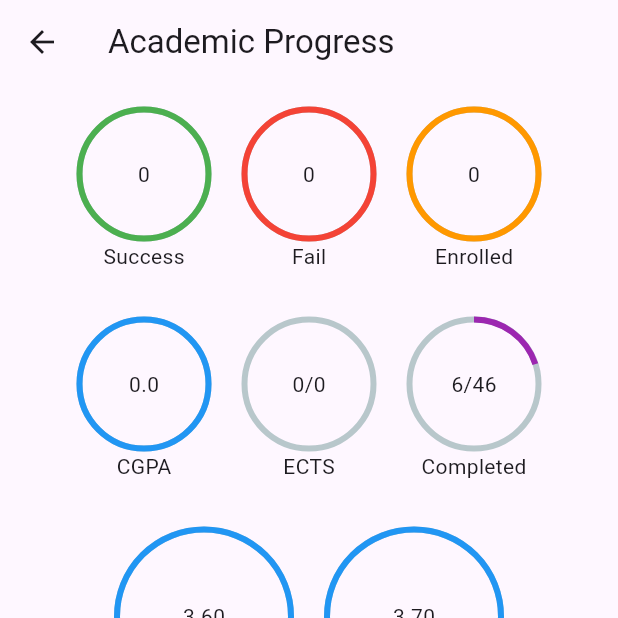
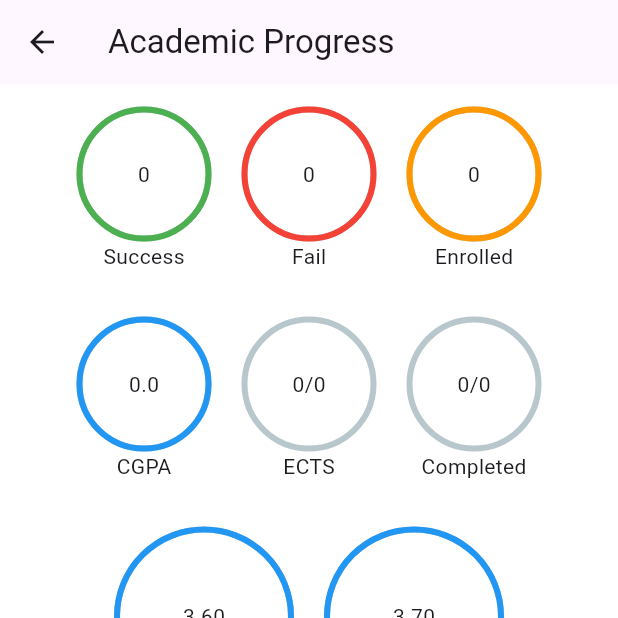
Before and after one commit to heudev/ieu-course-analysis, a Flutter app: the AcademicProgressScreen screen opened directly with empty values, on a phone screen of 412 x 824 dp, the top half of it. Run offline on Flutter 3.47's test engine with Material 3 defaults, Android fonts, the light colour scheme and no system bars; drawn by our look-alikes of percent_indicator; our stand-ins replace cloud_firestore, firebase_auth, firebase_core, google_sign_in; accounts and stored records are empty.

```diff
--- a/lib/features/enrolled_department/academic_progress.dart
+++ b/lib/features/enrolled_department/academic_progress.dart
@@ -28,6 +28,8 @@ class AcademicProgressScreen extends StatelessWidget {
     int takingCourses = analysisFacade.calculateTakingCourses();
     Object gpa = analysisFacade.calculateGPA();
     Map<String, Object> totalECTS = analysisFacade.calculateTotalECTS();
+    Map<String, Object> completedCourses =
+        analysisFacade.calculateCompletedCourses();
 
     return Scaffold(
       appBar: AppBar(
@@ -109,8 +111,9 @@ class AcademicProgressScreen extends StatelessWidget {
                 CircularPercentIndicator(
                   radius: 45.0,
                   lineWidth: 4.0,
-                  percent: 0.2,
-                  center: const Text("6/46"),
+                  percent: completedCourses["ratio"] as double,
+                  center: Text(
+                      "${completedCourses["completedCourses"]}/${completedCourses['totalCourses']}"),
                   progressColor: Colors.purple,
                   animation: true,
                   footer: const Text("Completed"),
--- a/lib/features/enrolled_department/controllers/calculations.dart
+++ b/lib/features/enrolled_department/controllers/calculations.dart
@@ -106,4 +106,20 @@ class CourseAnalysisFacade {
       'ratio': ratio,
     };
   }
+
+  Map<String, Object> calculateCompletedCourses() {
+    int highGradeCourses = 0;
+    for (var course in courses) {
+      var grade = course.grade;
+      if (calculateGradePoints(grade) >= calculateGradePoints('DD')) {
+        highGradeCourses++;
+      }
+    }
+    double ratio = highGradeCourses / courses.length;
+    return {
+      'completedCourses': highGradeCourses,
+      'totalCourses': courses.length,
+      'ratio': ratio,
+    };
+  }
 }
--- a/lib/features/enrolled_department/models/course.dart
+++ b/lib/features/enrolled_department/models/course.dart
@@ -48,3 +48,5 @@ class Course {
     };
   }
 }
+
+// json serizable freezed
--- a/lib/main.dart
+++ b/lib/main.dart
@@ -7,19 +7,37 @@ import 'package:flutter/material.dart';
 void main() async {
   WidgetsFlutterBinding.ensureInitialized();
   await Firebase.initializeApp();
-  runApp(const MainApp());
+  runApp(MainApp());
 }
 
 class MainApp extends StatelessWidget {
-  const MainApp({super.key});
+  MainApp({super.key});
+
+  final darkTheme = ThemeData.dark().copyWith(
+    primaryColor: Colors.white,
+    scaffoldBackgroundColor: const Color.fromARGB(255, 18, 18, 18),
+    elevatedButtonTheme: ElevatedButtonThemeData(
+      style: ButtonStyle(
+        backgroundColor: MaterialStateProperty.all<Color>(Colors.blue),
+        textStyle: MaterialStateProperty.all<TextStyle>(
+          const TextStyle(color: Colors.red),
+        ),
+      ),
+    ),
+  );
+
+  final lightTheme = ThemeData.light().copyWith(
+    primaryColor: Colors.blue,
+    scaffoldBackgroundColor: Colors.white,
+  );
 
   @override
   Widget build(BuildContext context) {
     return MaterialApp(
       title: 'Flutter Firebase Demo',
-      theme: ThemeData(
-        primarySwatch: Colors.blue,
-      ),
+      themeMode: ThemeMode.light,
+      darkTheme: darkTheme,
+      theme: lightTheme,
       home: StreamBuilder<User?>(
         stream: FirebaseAuth.instance.authStateChanges(),
         builder: (context, snapshot) {
```
Also changed, not shown: lib/features/enrolled_department/courses.dart (+23 -8 lines), lib/features/enrolled_department/services/firestore_service.dart (+15 -1 lines), lib/features/new_department/departments.dart (+8 -0 lines), lib/features/new_department/services/firestore_service.dart (+8 -5 lines).
